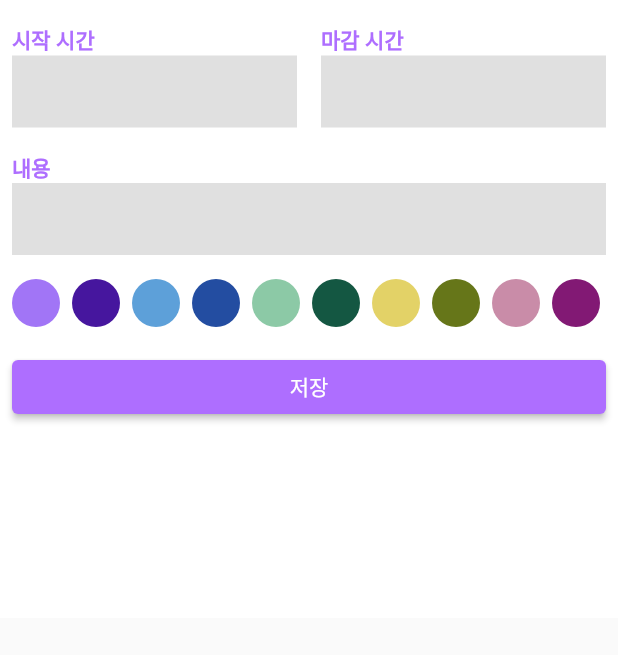
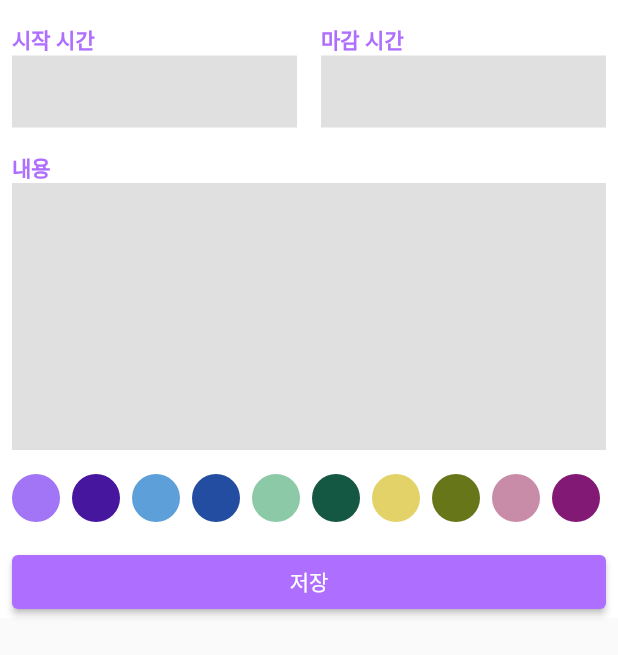
Before and after one commit to kangsudal/calendar_scheduler, a Flutter app: the ScheduleBottomSheet widget shown alone on an empty page, opened directly, on a phone screen of 412 x 824 dp. Shown: the top 655 px of the screen. Run offline on Flutter 3.47's test engine with Material 2 defaults, Android fonts, the phone set to English and light mode, and no system bars; our stand-ins replace table_calendar.

Commit message:
TextField 마무리

```diff
--- a/lib/component/custom_text_field.dart
+++ b/lib/component/custom_text_field.dart
@@ -1,9 +1,13 @@
 import 'package:calendar_scheduler/const/colors.dart';
 import 'package:flutter/material.dart';
+import 'package:flutter/services.dart';
 
 class CustomTextField extends StatelessWidget {
   final String label;
-  const CustomTextField({required this.label, Key? key}) : super(key: key);
+  // 시간 - true, 내용 - false
+  final bool isTime;
+  const CustomTextField({required this.isTime, required this.label, Key? key})
+      : super(key: key);
 
   @override
   Widget build(BuildContext context) {
@@ -14,15 +18,28 @@ class CustomTextField extends StatelessWidget {
           label,
           style: TextStyle(color: primaryColor, fontWeight: FontWeight.w600),
         ),
-        TextField(
-          cursorColor: Colors.grey,
-          decoration: InputDecoration(
-            border: InputBorder.none,
-            filled: true,
-            fillColor: Colors.grey[300],
-          ),
-        ),
+        if (isTime) renderTextField(),
+        if (isTime == false) Expanded(child: renderTextField()),
       ],
     );
   }
+
+  Widget renderTextField() {
+    return TextField(
+      expands: isTime? false: true,//내용 textfield가 expand되기위해
+      maxLines: isTime ? 1 : null, //maxLines를 null로 해줘야 multilline이 작동한다.
+      cursorColor: Colors.grey,
+      decoration: InputDecoration(
+        border: InputBorder.none,
+        filled: true,
+        fillColor: Colors.grey[300],
+      ),
+      keyboardType: isTime ? TextInputType.number : TextInputType.multiline,
+      inputFormatters: isTime
+          ? [
+              FilteringTextInputFormatter.digitsOnly,
+            ]
+          : [],
+    );
+  }
 }
--- a/lib/component/schedule_bottom_sheet.dart
+++ b/lib/component/schedule_bottom_sheet.dart
@@ -10,7 +10,12 @@ class ScheduleBottomSheet extends StatelessWidget {
   Widget build(BuildContext context) {
     //시스템적인 ui때문에 가려진 화면 사이즈
     final bottomInset = MediaQuery.of(context).viewInsets.bottom;
-    return Container(
+    return GestureDetector(
+      onTap: () {
+        FocusScope.of(context).requestFocus(FocusNode()); //빈 여백을 누르면 키보드가 닫힘
+      },
+      child: SafeArea(
+        child: Container(
           color: Colors.white,
           //키보드가 나왔을때 위로 올라가도록 +bottomInset을 해줘야한다.(1)
           height: MediaQuery.of(context).size.height / 2 + bottomInset,
@@ -34,6 +39,8 @@ class ScheduleBottomSheet extends StatelessWidget {
               ],
             ),
           ),
+        ),
+      ),
     );
   }
 }
@@ -45,9 +52,9 @@ class _Time extends StatelessWidget {
   Widget build(BuildContext context) {
     return Row(
       children: [
-        Expanded(child: CustomTextField(label: '시작 시간')),
+        Expanded(child: CustomTextField(isTime: true, label: '시작 시간')),
         SizedBox(width: 16),
-        Expanded(child: CustomTextField(label: '마감 시간')),
+        Expanded(child: CustomTextField(isTime: true, label: '마감 시간')),
       ],
     );
   }
@@ -58,8 +65,11 @@ class _Content extends StatelessWidget {
 
   @override
   Widget build(BuildContext context) {
-    return CustomTextField(
+    return Expanded(
+      child: CustomTextField(
         label: '내용',
+        isTime: false,
+      ),
     );
   }
 }
```
Lines whose indentation alone changed are shown as unchanged.
